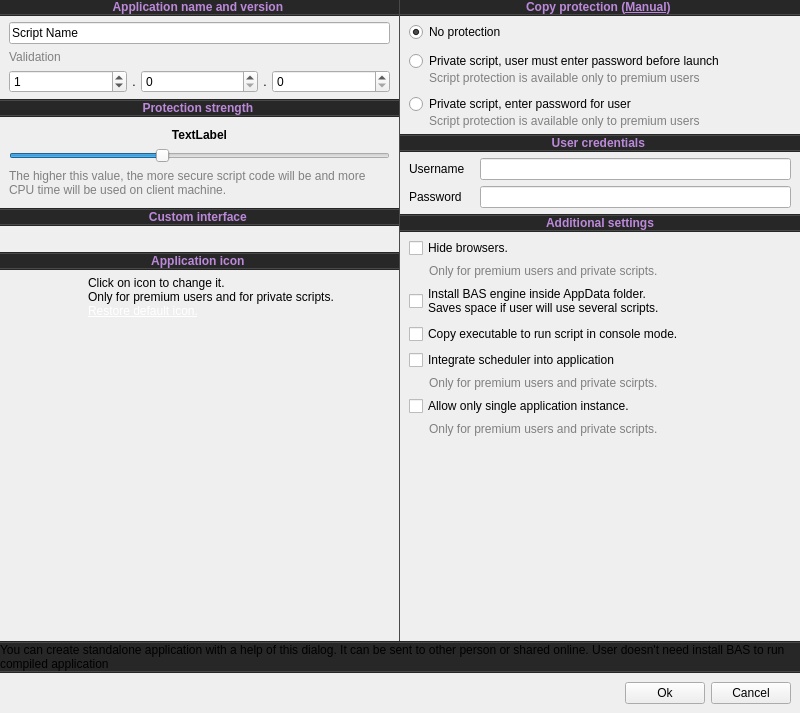
Old version of the form Solution/Studio/compilewindow.ui in the repository nguyendkn/BrowserAutomationStudio.
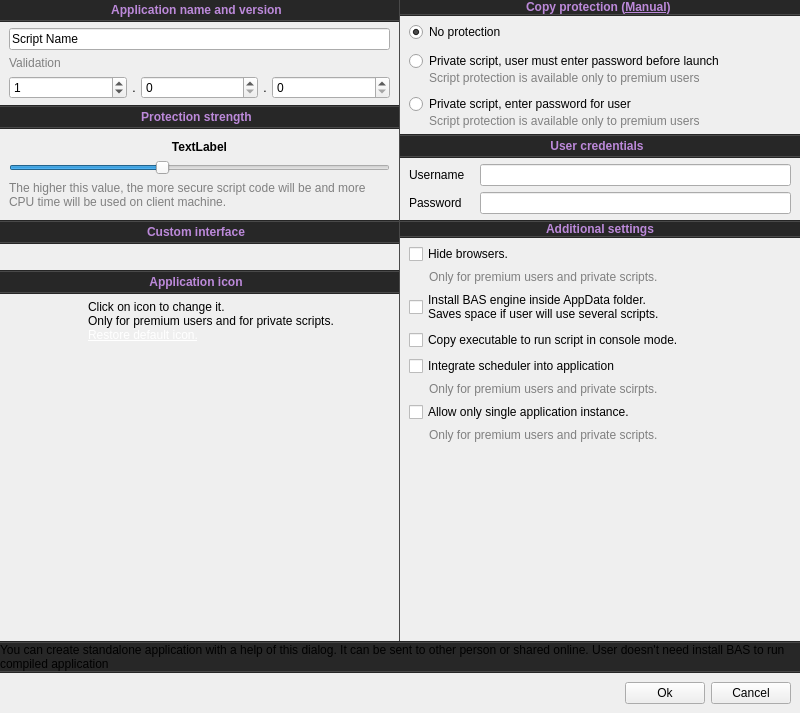
New version of the form. Icons and pictures are not drawn.

Patch:
```diff
--- a/Solution/Studio/compilewindow.ui
+++ b/Solution/Studio/compilewindow.ui
@@ -98,13 +98,56 @@
             </property>
             <item>
              <layout class="QHBoxLayout" name="horizontalLayout">
+              <property name="spacing">
+               <number>0</number>
+              </property>
               <property name="topMargin">
                <number>0</number>
               </property>
+              <item>
+               <widget class="QWidget" name="widget_20" native="true">
+                <property name="minimumSize">
+                 <size>
+                  <width>20</width>
+                  <height>0</height>
+                 </size>
+                </property>
+                <property name="styleSheet">
+                 <string notr="true">#widget_20{background-color:#272727;}</string>
+                </property>
+                <layout class="QHBoxLayout" name="horizontalLayout_19">
+                 <property name="spacing">
+                  <number>0</number>
+                 </property>
+                 <property name="leftMargin">
+                  <number>0</number>
+                 </property>
+                 <property name="topMargin">
+                  <number>0</number>
+                 </property>
+                 <property name="rightMargin">
+                  <number>0</number>
+                 </property>
+                 <property name="bottomMargin">
+                  <number>0</number>
+                 </property>
+                 <item>
+                  <spacer name="horizontalSpacer_4">
+                   <property name="orientation">
+                    <enum>Qt::Horizontal</enum>
+                   </property>
+                   <property name="sizeHint" stdset="0">
+                    <size>
+                     <width>40</width>
+                     <height>20</height>
+                    </size>
+                   </property>
+                  </spacer>
+                 </item>
               <item>
                <widget class="QLabel" name="NameLabel">
                 <property name="sizePolicy">
-                 <sizepolicy hsizetype="Preferred" vsizetype="Preferred">
+                    <sizepolicy hsizetype="MinimumExpanding" vsizetype="Preferred">
                   <horstretch>0</horstretch>
                   <verstretch>0</verstretch>
                  </sizepolicy>
@@ -121,10 +164,10 @@
                  <string>&lt;html&gt;&lt;head/&gt;&lt;body&gt;&lt;p style='width:500px'&gt;Name and version will be displayed in a window title inside compiled application or inside 'About' window if you are using custom interface. It is also used to identify your script on server.&lt;/p&gt;&lt;/body&gt;&lt;/html&gt;</string>
                 </property>
                 <property name="styleSheet">
-                 <string notr="true">#NameLabel{background-color:#272727;color:#bc89da}</string>
+                    <string notr="true">#NameLabel{color:#bc89da}</string>
                 </property>
                 <property name="text">
-                 <string>&lt;html&gt;&lt;head/&gt;&lt;body&gt;&lt;p&gt;Application name and version &lt;img src=&quot;:/engine/images/info.png&quot;/&gt; &lt;/p&gt;&lt;/body&gt;&lt;/html&gt;</string>
+                    <string>Application name and version</string>
                 </property>
                 <property name="alignment">
                  <set>Qt::AlignCenter</set>
@@ -132,6 +175,44 @@
                 <property name="margin">
                  <number>9</number>
                 </property>
+                  </widget>
+                 </item>
+                 <item>
+                  <widget class="QLabel" name="label_14">
+                   <property name="sizePolicy">
+                    <sizepolicy hsizetype="Preferred" vsizetype="Preferred">
+                     <horstretch>0</horstretch>
+                     <verstretch>0</verstretch>
+                    </sizepolicy>
+                   </property>
+                   <property name="minimumSize">
+                    <size>
+                     <width>0</width>
+                     <height>0</height>
+                    </size>
+                   </property>
+                   <property name="toolTip">
+                    <string>&lt;html&gt;&lt;head/&gt;&lt;body&gt;&lt;p style='width:500px'&gt;Name and version will be displayed in a window title inside compiled application or inside 'About' window if you are using custom interface. It is also used to identify your script on server.&lt;/p&gt;&lt;/body&gt;&lt;/html&gt;</string>
+                   </property>
+                   <property name="text">
+                    <string/>
+                   </property>
+                  </widget>
+                 </item>
+                 <item>
+                  <spacer name="horizontalSpacer_3">
+                   <property name="orientation">
+                    <enum>Qt::Horizontal</enum>
+                   </property>
+                   <property name="sizeHint" stdset="0">
+                    <size>
+                     <width>40</width>
+                     <height>20</height>
+                    </size>
+                   </property>
+                  </spacer>
+                 </item>
+                </layout>
                </widget>
               </item>
              </layout>
@@ -394,6 +475,46 @@
                <number>0</number>
               </property>
               <item>
+               <widget class="QWidget" name="widget_21" native="true">
+                <property name="minimumSize">
+                 <size>
+                  <width>0</width>
+                  <height>0</height>
+                 </size>
+                </property>
+                <property name="styleSheet">
+                 <string notr="true">#widget_21{background-color:#272727;}</string>
+                </property>
+                <layout class="QHBoxLayout" name="horizontalLayout_20">
+                 <property name="spacing">
+                  <number>0</number>
+                 </property>
+                 <property name="leftMargin">
+                  <number>0</number>
+                 </property>
+                 <property name="topMargin">
+                  <number>0</number>
+                 </property>
+                 <property name="rightMargin">
+                  <number>0</number>
+                 </property>
+                 <property name="bottomMargin">
+                  <number>0</number>
+                 </property>
+                 <item>
+                  <spacer name="horizontalSpacer_5">
+                   <property name="orientation">
+                    <enum>Qt::Horizontal</enum>
+                   </property>
+                   <property name="sizeHint" stdset="0">
+                    <size>
+                     <width>78</width>
+                     <height>20</height>
+                    </size>
+                   </property>
+                  </spacer>
+                 </item>
+                 <item>
                <widget class="QLabel" name="ScriptProtectionLabel">
                 <property name="sizePolicy">
                  <sizepolicy hsizetype="Preferred" vsizetype="Preferred">
@@ -414,10 +535,10 @@
 </string>
                 </property>
                 <property name="styleSheet">
-                 <string notr="true">#ScriptProtectionLabel{background-color:#272727;color:#bc89da}</string>
+                    <string notr="true">#ScriptProtectionLabel{color:#bc89da}</string>
                 </property>
                 <property name="text">
-                 <string>&lt;html&gt;&lt;head/&gt;&lt;body&gt;&lt;p&gt;Protection strength &lt;img src=&quot;:/engine/images/info.png&quot;/&gt; &lt;/p&gt;&lt;/body&gt;&lt;/html&gt;</string>
+                    <string>Protection strength</string>
                 </property>
                 <property name="alignment">
                  <set>Qt::AlignCenter</set>
@@ -425,6 +546,33 @@
                 <property name="margin">
                  <number>9</number>
                 </property>
+                  </widget>
+                 </item>
+                 <item>
+                  <widget class="QLabel" name="label_15">
+                   <property name="toolTip">
+                    <string>&lt;html&gt;&lt;head/&gt;&lt;body&gt;&lt;p style='width:500px'&gt;BAS encrypts and decrypts script dynamically on user machine. Only those parts of the project, which are currently being executed stays unencrypted. This parameter sets how frequently protection will encrypt and decrypt code and thus how many CPU time will be used.&lt;/p&gt;&lt;/body&gt;&lt;/html&gt;
+</string>
+                   </property>
+                   <property name="text">
+                    <string/>
+                   </property>
+                  </widget>
+                 </item>
+                 <item>
+                  <spacer name="horizontalSpacer_6">
+                   <property name="orientation">
+                    <enum>Qt::Horizontal</enum>
+                   </property>
+                   <property name="sizeHint" stdset="0">
+                    <size>
+                     <width>78</width>
+                     <height>20</height>
+                    </size>
+                   </property>
+                  </spacer>
+                 </item>
+                </layout>
                </widget>
               </item>
              </layout>
@@ -595,6 +743,49 @@
                <number>0</number>
               </property>
               <item>
+               <widget class="QWidget" name="widget_22" native="true">
+                <property name="minimumSize">
+                 <size>
+                  <width>0</width>
+                  <height>0</height>
+                 </size>
+                </property>
+                <property name="focusPolicy">
+                 <enum>Qt::WheelFocus</enum>
+                </property>
+                <property name="styleSheet">
+                 <string notr="true">#widget_22{background-color:#272727;}</string>
+                </property>
+                <layout class="QHBoxLayout" name="horizontalLayout_21">
+                 <property name="spacing">
+                  <number>0</number>
+                 </property>
+                 <property name="leftMargin">
+                  <number>0</number>
+                 </property>
+                 <property name="topMargin">
+                  <number>0</number>
+                 </property>
+                 <property name="rightMargin">
+                  <number>0</number>
+                 </property>
+                 <property name="bottomMargin">
+                  <number>0</number>
+                 </property>
+                 <item>
+                  <spacer name="horizontalSpacer_7">
+                   <property name="orientation">
+                    <enum>Qt::Horizontal</enum>
+                   </property>
+                   <property name="sizeHint" stdset="0">
+                    <size>
+                     <width>88</width>
+                     <height>20</height>
+                    </size>
+                   </property>
+                  </spacer>
+                 </item>
+                 <item>
                <widget class="QLabel" name="CustomInterfaceLabel">
                 <property name="sizePolicy">
                  <sizepolicy hsizetype="Preferred" vsizetype="Preferred">
@@ -615,10 +806,10 @@
 </string>
                 </property>
                 <property name="styleSheet">
-                 <string notr="true">#CustomInterfaceLabel{background-color:#272727;color:#bc89da}</string>
+                    <string notr="true">#CustomInterfaceLabel{color:#bc89da}</string>
                 </property>
                 <property name="text">
-                 <string>&lt;html&gt;&lt;head/&gt;&lt;body&gt;&lt;p&gt;Custom interface &lt;img src=&quot;:/engine/images/info.png&quot;/&gt; &lt;/p&gt;&lt;/body&gt;&lt;/html&gt;</string>
+                    <string>Custom interface</string>
                 </property>
                 <property name="alignment">
                  <set>Qt::AlignCenter</set>
@@ -626,6 +817,33 @@
                 <property name="margin">
                  <number>9</number>
                 </property>
+                  </widget>
+                 </item>
+                 <item>
+                  <widget class="QLabel" name="label_16">
+                   <property name="toolTip">
+                    <string>&lt;html&gt;&lt;head/&gt;&lt;body&gt;&lt;p style='width:500px'&gt;By default BAS generates user interface automatically. Custom interface function helps you to change every part of compiled application: every button, every label, colors, styles, animations, backgrounds and so on can be changed.&lt;/p&gt;&lt;/body&gt;&lt;/html&gt;
+</string>
+                   </property>
+                   <property name="text">
+                    <string/>
+                   </property>
+                  </widget>
+                 </item>
+                 <item>
+                  <spacer name="horizontalSpacer_8">
+                   <property name="orientation">
+                    <enum>Qt::Horizontal</enum>
+                   </property>
+                   <property name="sizeHint" stdset="0">
+                    <size>
+                     <width>87</width>
+                     <height>20</height>
+                    </size>
+                   </property>
+                  </spacer>
+                 </item>
+                </layout>
                </widget>
               </item>
              </layout>
@@ -764,6 +982,46 @@
                <number>0</number>
               </property>
               <item>
+               <widget class="QWidget" name="widget_23" native="true">
+                <property name="minimumSize">
+                 <size>
+                  <width>0</width>
+                  <height>0</height>
+                 </size>
+                </property>
+                <property name="styleSheet">
+                 <string notr="true">#widget_23{background-color:#272727;}</string>
+                </property>
+                <layout class="QHBoxLayout" name="horizontalLayout_22">
+                 <property name="spacing">
+                  <number>0</number>
+                 </property>
+                 <property name="leftMargin">
+                  <number>0</number>
+                 </property>
+                 <property name="topMargin">
+                  <number>0</number>
+                 </property>
+                 <property name="rightMargin">
+                  <number>0</number>
+                 </property>
+                 <property name="bottomMargin">
+                  <number>0</number>
+                 </property>
+                 <item>
+                  <spacer name="horizontalSpacer_9">
+                   <property name="orientation">
+                    <enum>Qt::Horizontal</enum>
+                   </property>
+                   <property name="sizeHint" stdset="0">
+                    <size>
+                     <width>92</width>
+                     <height>20</height>
+                    </size>
+                   </property>
+                  </spacer>
+                 </item>
+                 <item>
                <widget class="QLabel" name="CustomIconLabel">
                 <property name="sizePolicy">
                  <sizepolicy hsizetype="Preferred" vsizetype="Preferred">
@@ -787,7 +1045,7 @@
                  <string notr="true">#CustomIconLabel{background-color:#272727;color:#bc89da}</string>
                 </property>
                 <property name="text">
-                 <string>&lt;html&gt;&lt;head/&gt;&lt;body&gt;&lt;p&gt;Application icon &lt;img src=&quot;:/engine/images/info.png&quot;/&gt; &lt;/p&gt;&lt;/body&gt;&lt;/html&gt;</string>
+                    <string>Application icon</string>
                 </property>
                 <property name="alignment">
                  <set>Qt::AlignCenter</set>
@@ -795,6 +1053,33 @@
                 <property name="margin">
                  <number>9</number>
                 </property>
+                  </widget>
+                 </item>
+                 <item>
+                  <widget class="QLabel" name="label_17">
+                   <property name="toolTip">
+                    <string>&lt;html&gt;&lt;head/&gt;&lt;body&gt;&lt;p style='width:500px'&gt;Icon of compiled application can be changed as well&lt;/p&gt;&lt;/body&gt;&lt;/html&gt;
+</string>
+                   </property>
+                   <property name="text">
+                    <string/>
+                   </property>
+                  </widget>
+                 </item>
+                 <item>
+                  <spacer name="horizontalSpacer_10">
+                   <property name="orientation">
+                    <enum>Qt::Horizontal</enum>
+                   </property>
+                   <property name="sizeHint" stdset="0">
+                    <size>
+                     <width>92</width>
+                     <height>20</height>
+                    </size>
+                   </property>
+                  </spacer>
+                 </item>
+                </layout>
                </widget>
               </item>
              </layout>
@@ -1344,6 +1629,46 @@
                   <number>0</number>
                  </property>
                  <item>
+                  <widget class="QWidget" name="widget_24" native="true">
+                   <property name="minimumSize">
+                    <size>
+                     <width>0</width>
+                     <height>0</height>
+                    </size>
+                   </property>
+                   <property name="styleSheet">
+                    <string notr="true">#widget_24{background-color:#272727;}</string>
+                   </property>
+                   <layout class="QHBoxLayout" name="horizontalLayout_23">
+                    <property name="spacing">
+                     <number>0</number>
+                    </property>
+                    <property name="leftMargin">
+                     <number>0</number>
+                    </property>
+                    <property name="topMargin">
+                     <number>0</number>
+                    </property>
+                    <property name="rightMargin">
+                     <number>0</number>
+                    </property>
+                    <property name="bottomMargin">
+                     <number>0</number>
+                    </property>
+                    <item>
+                     <spacer name="horizontalSpacer_11">
+                      <property name="orientation">
+                       <enum>Qt::Horizontal</enum>
+                      </property>
+                      <property name="sizeHint" stdset="0">
+                       <size>
+                        <width>148</width>
+                        <height>20</height>
+                       </size>
+                      </property>
+                     </spacer>
+                    </item>
+                    <item>
                   <widget class="QLabel" name="UserCredentialsLabel">
                    <property name="sizePolicy">
                     <sizepolicy hsizetype="Preferred" vsizetype="Preferred">
@@ -1363,10 +1688,10 @@
                     <string>&lt;html&gt;&lt;head/&gt;&lt;body&gt;&lt;p style='width:500px'&gt;Script owner can create user and enter his login and password during compilation,  in order that user doesn't need to enter that data when script starts.&lt;/p&gt;&lt;/body&gt;&lt;/html&gt;</string>
                    </property>
                    <property name="styleSheet">
-                    <string notr="true">#UserCredentialsLabel{background-color:#272727;color:#bc89da}</string>
+                       <string notr="true">#UserCredentialsLabel{color:#bc89da}</string>
                    </property>
                    <property name="text">
-                    <string>&lt;html&gt;&lt;head/&gt;&lt;body&gt;&lt;p&gt;User credentials &lt;img src=&quot;:/engine/images/info.png&quot;/&gt; &lt;/p&gt;&lt;/body&gt;&lt;/html&gt;</string>
+                       <string>User credentials</string>
                    </property>
                    <property name="alignment">
                     <set>Qt::AlignCenter</set>
@@ -1374,6 +1699,32 @@
                    <property name="margin">
                     <number>9</number>
                    </property>
+                     </widget>
+                    </item>
+                    <item>
+                     <widget class="QLabel" name="label_18">
+                      <property name="toolTip">
+                       <string>&lt;html&gt;&lt;head/&gt;&lt;body&gt;&lt;p style='width:500px'&gt;Script owner can create user and enter his login and password during compilation,  in order that user doesn't need to enter that data when script starts.&lt;/p&gt;&lt;/body&gt;&lt;/html&gt;</string>
+                      </property>
+                      <property name="text">
+                       <string/>
+                      </property>
+                     </widget>
+                    </item>
+                    <item>
+                     <spacer name="horizontalSpacer_12">
+                      <property name="orientation">
+                       <enum>Qt::Horizontal</enum>
+                      </property>
+                      <property name="sizeHint" stdset="0">
+                       <size>
+                        <width>147</width>
+                        <height>20</height>
+                       </size>
+                      </property>
+                     </spacer>
+                    </item>
+                   </layout>
                   </widget>
                  </item>
                 </layout>
```
Left out of the diff: 3 changed lines with no effect on the pictures. Lines whose indentation alone changed are shown as unchanged.
